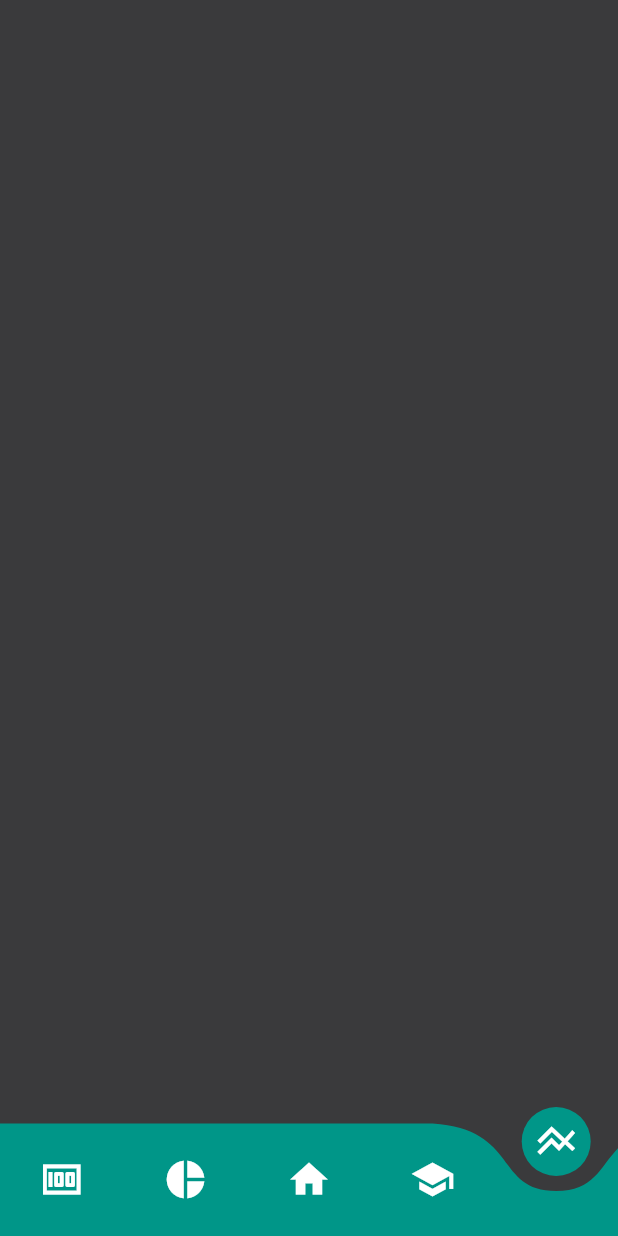
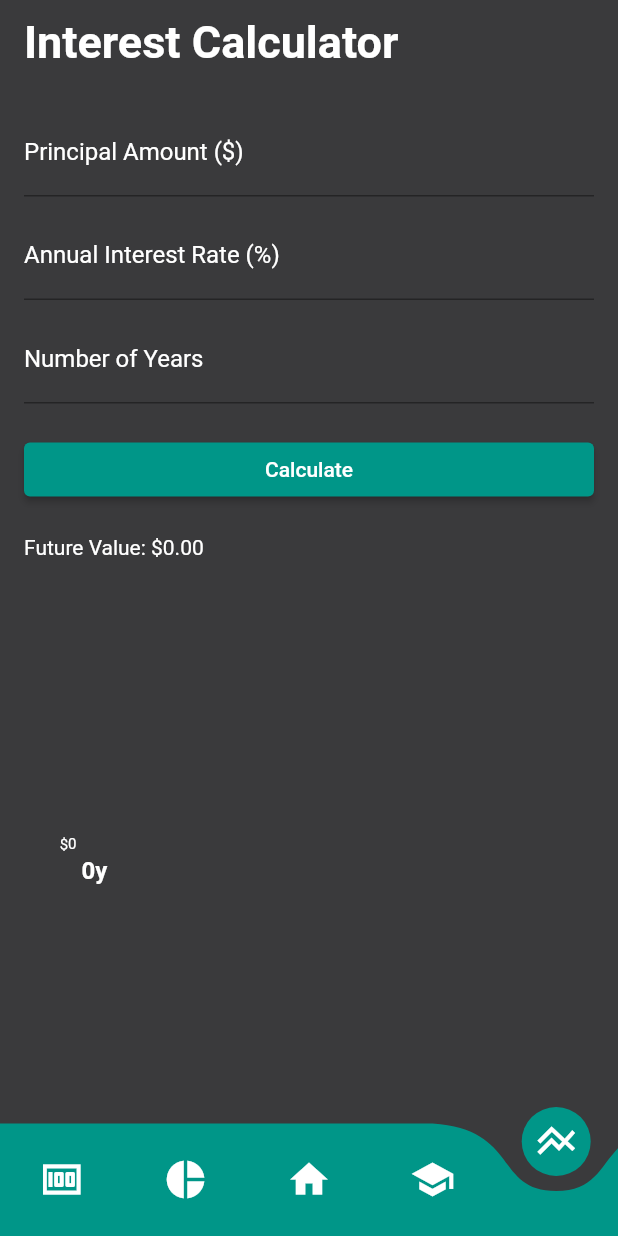
Before and after one commit to sadzhamo/money_mentor, a Flutter app: the screen it shows after launch, item 5 of the bottom bar chosen, on a phone screen of 412 x 824 dp. Run offline on Flutter 3.47's test engine with Material 2 defaults, Android fonts, the phone set to English and light mode, and no system bars; drawn by our look-alikes of curved_navigation_bar, fl_chart.

Commit message:
Im so sorry suren I changed so many things lmfao

```diff
--- /dev/null
+++ b/lib/InterestPage.dart
@@ -0,0 +1,184 @@
+// ignore_for_file: library_private_types_in_public_api
+
+import 'package:flutter/material.dart';
+import 'package:fl_chart/fl_chart.dart';
+import 'dart:math';
+
+import 'package:money_mentor/main.dart';
+
+class InterestPage extends StatefulWidget {
+  const InterestPage({super.key});
+
+  @override
+  _InterestPageState createState() => _InterestPageState();
+}
+
+class _InterestPageState extends State<InterestPage> {
+  final TextEditingController _amountController = TextEditingController();
+  final TextEditingController _interestRateController = TextEditingController();
+  final TextEditingController _yearsController = TextEditingController();
+
+  final List<FlSpot> _dataPoints = [];
+  double _futureValue = 0.0;
+
+  void _calculateInterest() {
+    double principal = double.tryParse(_amountController.text) ?? 0.0;
+    double rate = double.tryParse(_interestRateController.text) ?? 0.0;
+    int years = int.tryParse(_yearsController.text) ?? 0;
+
+    _dataPoints.clear();
+
+    for (int i = 0; i <= years; i++) {
+      double totalAmount = principal * pow((1 + rate / 100), i);
+      _dataPoints.add(FlSpot(i.toDouble(), totalAmount));
+      if (i == years) {
+        _futureValue = totalAmount;
+      }
+    }
+
+    setState(() {});
+  }
+
+  LineChartData _mainData() {
+    return LineChartData(
+      gridData: FlGridData(show: true, drawHorizontalLine: true, drawVerticalLine: true, getDrawingHorizontalLine: (value) {
+        return FlLine(
+          color: const Color(0xff37434d), // Adjust the color to match your design
+          strokeWidth: 1, // Adjust the stroke width as needed
+        );
+      },
+      getDrawingVerticalLine: (value) {
+        return FlLine(
+          color: const Color(0xff37434d), // Adjust the color to match your design
+          strokeWidth: 1, // Adjust the stroke width as needed
+        );
+      },),
+      titlesData: FlTitlesData(
+        bottomTitles: SideTitles(
+          showTitles: true,
+          getTextStyles: (context, value) => const TextStyle(
+            color: buttonText,
+            fontWeight: FontWeight.bold,
+            fontSize: 16,
+          ),
+          getTitles: (value) {
+            // Display a label only for every 5th year
+            if (value % 5 == 0) {
+              return '${value.toInt()}y';
+            }
+            return ''; // return an empty string for other years
+          },
+          margin: 8,
+        ),
+        leftTitles: SideTitles(
+          showTitles: true,
+          getTextStyles: (context, value) => const TextStyle(
+            color: Colors.white, // Change color if necessary for visibility
+            fontSize: 10,
+          ),
+          getTitles: (value) {
+            // Adding a dollar sign in front of the value
+            return '\$${value.toInt()}';
+          },
+          reservedSize: 35, // Adjust if necessary to fit the '$'
+          margin: 12,
+        ),
+
+      ),
+      borderData: FlBorderData(show: false),
+      minX: 0,
+      maxX: double.tryParse(_yearsController.text) ?? 0,
+      minY: 0,
+      maxY: _futureValue,
+      lineBarsData: [
+        LineChartBarData(
+          spots: _dataPoints,
+          isCurved: true,
+          colors: [buttonColor],
+          barWidth: 5,
+          isStrokeCapRound: true,
+          dotData: FlDotData(show: false),
+          belowBarData: BarAreaData(show: false),
+        ),
+      ],
+    );
+  }
+
+  @override
+Widget build(BuildContext context) {
+  return Scaffold(
+    appBar: AppBar(
+      title: const Text('Interest Calculator'),
+      backgroundColor: Colors.transparent,
+      elevation: 0,
+      titleTextStyle: TextStyle(
+        fontWeight: FontWeight.bold,
+        fontSize: 30,
+        color: Colors.white, // This will make AppBar title text white
+      ),
+    ),
+    body: DefaultTextStyle(
+      // This will apply to all child text widgets unless overridden
+      style: TextStyle(color: Colors.white),
+      child: SingleChildScrollView(
+        child: Padding(
+          padding: EdgeInsets.all(16.0),
+          child: Column(
+            crossAxisAlignment: CrossAxisAlignment.stretch,
+            children: [
+              TextField(
+                controller: _amountController,
+                keyboardType: const TextInputType.numberWithOptions(decimal: true),
+                decoration: InputDecoration(
+                  labelText: 'Principal Amount (\$)',
+                  labelStyle: TextStyle(color: Colors.white), // Set the style for the label
+                ),
+                style: TextStyle(color: Colors.white), // Set the style for the input text
+              ),
+              const SizedBox(height: 10),
+              TextField(
+                controller: _interestRateController,
+                keyboardType: const TextInputType.numberWithOptions(decimal: true),
+                decoration: InputDecoration(
+                  labelText: 'Annual Interest Rate (%)',
+                  labelStyle: TextStyle(color: Colors.white), // Set the style for the label
+                ),
+                style: TextStyle(color: Colors.white), // Set the style for the input text
+              ),
+              const SizedBox(height: 10),
+              TextField(
+                controller: _yearsController,
+                keyboardType: TextInputType.number,
+                decoration: InputDecoration(
+                  labelText: 'Number of Years',
+                  labelStyle: TextStyle(color: Colors.white), // Set the style for the label
+                ),
+                style: TextStyle(color: Colors.white), // Set the style for the input text
+              ),
+              SizedBox(height: 20),
+              ElevatedButton(
+                style: ElevatedButton.styleFrom(
+                  backgroundColor: buttonColor, // Your buttonColor definition
+                ),
+                onPressed: _calculateInterest,
+                child: Text('Calculate', style: TextStyle(color: Colors.white)), // Set the button text color
+              ),
+              SizedBox(height: 20),
+              Text(
+                'Future Value: \$${_futureValue.toStringAsFixed(2)}',
+                style: TextStyle(color: Colors.white), // Set the style for this text
+              ),
+              SizedBox(height: 20),
+              Container(
+                height: 200,
+                child: LineChart(_mainData()),
+              ),
+            ],
+          ),
+        ),
+      ),
+    ),
+  );
+}
+
+}
--- a/lib/main.dart
+++ b/lib/main.dart
@@ -1,5 +1,6 @@
 import 'package:curved_navigation_bar/curved_navigation_bar.dart';
 import 'package:flutter/material.dart';
+import 'package:money_mentor/InterestPage.dart';
 import 'LessonsPage.dart';
 import 'HomePage.dart';
 import 'ScorecardPage.dart';
@@ -47,7 +48,8 @@ class _MainPageState extends State<MainPage> {
     0: SpendingPage(),
     1: ScorecardPage(score: '123'),
     2: const HomePage(),
-    3: const LessonsPage()
+    3: const LessonsPage(),
+    4: InterestPage(),
   };
   @override
   void initState() {
--- a/pubspec.yaml
+++ b/pubspec.yaml
@@ -21,6 +21,7 @@ version: 1.0.0+1
 environment:
   sdk: '>=3.1.5 <4.0.0'
 
+
 # Dependencies specify other packages that your package needs in order to work.
 # To automatically upgrade your package dependencies to the latest versions
 # consider running `flutter pub upgrade --major-versions`. Alternatively,
@@ -32,11 +33,13 @@ dependencies:
   flutter:
     sdk: flutter
   curved_navigation_bar: ^1.0.3
+  fl_chart: ^0.36.0
 
   # The following adds the Cupertino Icons font to your application.
   # Use with the CupertinoIcons class for iOS style icons.
   cupertino_icons: ^1.0.2
   http: ^1.1.0
+
 
 dev_dependencies:
   flutter_test:
```
Also changed, not shown: lib/ScorecardPage.dart (+73 -134 lines), pubspec.lock.
